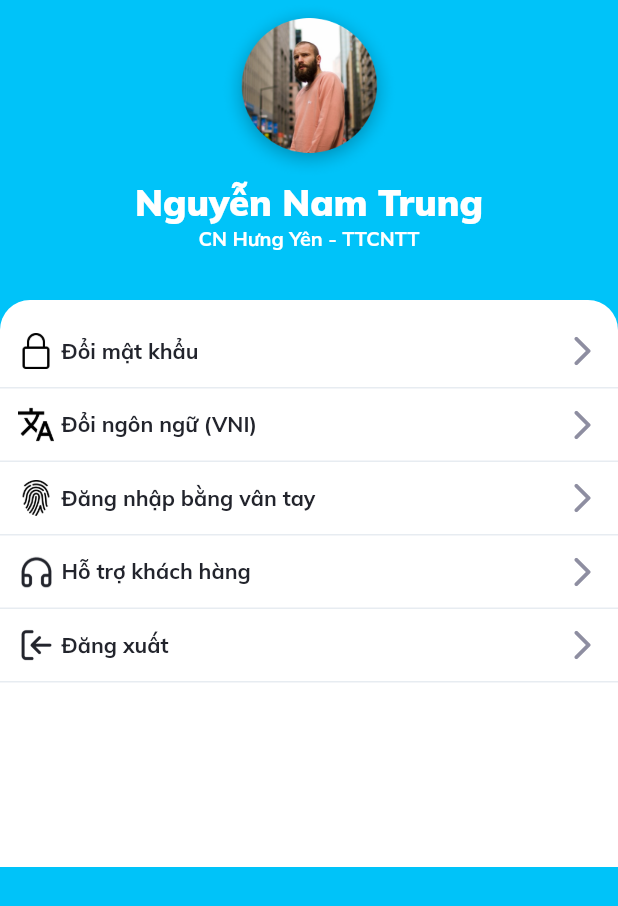
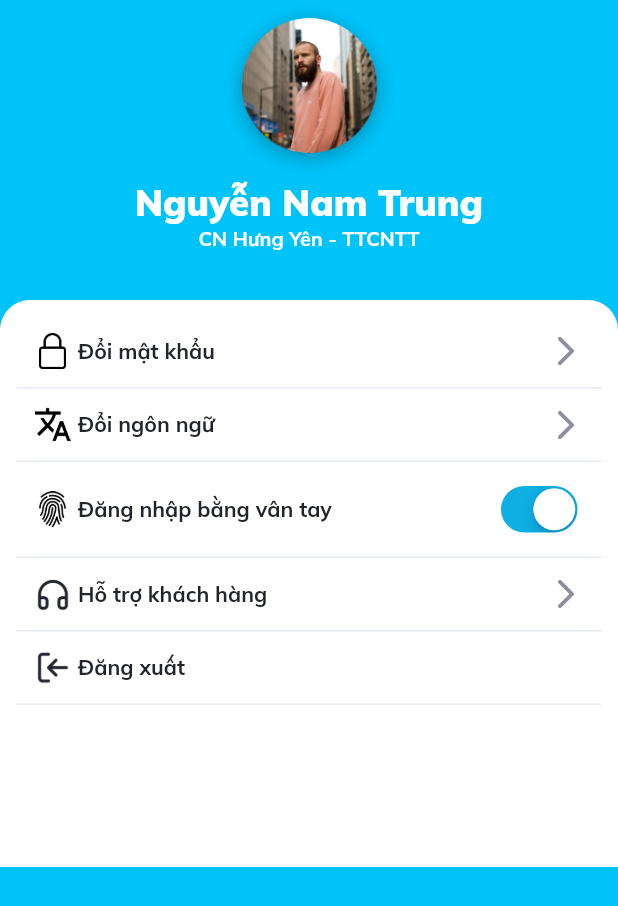
Before and after one commit to datpm99/training_getx, a Flutter app: the SettingView screen opened directly, on a phone screen of 412 x 824 dp. Shown: the top 906 px of the screen. Run offline on Flutter 3.47's test engine with Material 2 defaults, Android fonts, the phone set to English and light mode, and no system bars; our stand-ins replace auto_size_text, device_info_plus, dio, flutter_screenutil, get, get_storage and 3 more; missing offline and left inert: dart:html, just_the_tooltip; accounts and stored records are empty.

Commit message:
Upload Setting UI

```diff
--- a/lib/lang/en_us.dart
+++ b/lib/lang/en_us.dart
@@ -1,16 +1,27 @@
 const Map<String, String> langEn = {
-  'menu_contract':'Contract',
-  'menu_home':'Home',
-  'menu_setting':'Setting',
+  'menu_contract': 'Contract',
+  'menu_home': 'Home',
+  'menu_setting': 'Setting',
   'login': 'Login',
   'forgot_password': 'Forgot your password',
-  'reset_password' : 'Reset password',
+  'reset_password': 'Reset password',
   'enter_username': 'Enter your username',
   'enter_password': 'Enter your password',
-  'business' : 'Business',
+  'business': 'Business',
   'username': 'Username',
   'password': 'Password',
-  'enter_registered_email' : 'Enter your registered email',
+  'enter_registered_email': 'Enter your registered email',
+  'login_with_fingerprint': 'Login with fingerprint',
+  'change_password': 'Change password',
+  'change_language': 'Change language',
+  'assist_customer': 'Assist customer',
+  'logout': 'Logout',
+  'call_customer_service': 'Call for CS',
+  'mail_customer_service': 'Mail for CS',
+  'select_lang': 'Select Language',
+  'lang_vi': 'Vietnamese',
+  'lang_us': 'English',
+  'close': 'Close',
 
   //Message error.
   'msg_have_error': 'Something went wrong, please try again!',
--- a/lib/lang/vi_vn.dart
+++ b/lib/lang/vi_vn.dart
@@ -1,16 +1,27 @@
 const Map<String, String> langVi = {
-  'menu_contract':'Hợp Đồng',
-  'menu_home':'Tổng Quan',
-  'menu_setting':'Cài Đặt',
+  'menu_contract': 'Hợp Đồng',
+  'menu_home': 'Tổng Quan',
+  'menu_setting': 'Cài Đặt',
   'login': 'Đăng nhập',
   'forgot_password': 'Quên mật khẩu',
-  'reset_password' : 'Lấy lại mật khẩu',
+  'reset_password': 'Lấy lại mật khẩu',
   'enter_username': 'Nhập tên đăng nhập',
   'enter_password': 'Nhập mật khẩu',
-  'business' : 'Doanh nghiệp',
+  'business': 'Doanh nghiệp',
   'username': 'Tên đăng nhập',
   'password': 'Mật khẩu',
-  'enter_registered_email' : 'Nhập email đã đăng ký',
+  'enter_registered_email': 'Nhập email đã đăng ký',
+  'login_with_fingerprint': 'Đăng nhập bằng vân tay',
+  'change_password': 'Đổi mật khẩu',
+  'change_language': 'Đổi ngôn ngữ',
+  'assist_customer': 'Hỗ trợ khách hàng',
+  'logout': 'Đăng xuất',
+  'call_customer_service': 'Gọi cho CSKH',
+  'mail_customer_service': 'Gửi mail CSKH',
+  'select_lang': 'Chọn ngôn ngữ',
+  'lang_vi': 'Tiếng Việt',
+  'lang_us': 'Tiếng Anh',
+  'close': 'Đóng',
 
   //Message error.
   'msg_have_error': 'Đã có lỗi xảy ra, Vui lòng thử lại!',
--- a/lib/page/login/login_view.dart
+++ b/lib/page/login/login_view.dart
@@ -33,7 +33,6 @@ class LoginView extends GetView<LoginController> {
                   onPressed: controller.showSheetForgotPass,
                   child: Text(
                     'forgot_password'.tr,
-                    textAlign: TextAlign.end,
                     style: Styles.normalTextW600(
                       color: Styles.blue7,
                     ),
--- a/lib/page/setting/setting_view.dart
+++ b/lib/page/setting/setting_view.dart
@@ -1,8 +1,12 @@
 import 'package:flutter/material.dart';
 import 'package:training_getx/const/import_const.dart';
-import 'package:training_getx/page/setting/setting_option.dart';
+import 'package:training_getx/page/setting/widgets/setting_login_fingerprint.dart';
+import 'package:training_getx/page/setting/widgets/setting_logout.dart';
+import 'package:training_getx/page/setting/widgets/setting_option.dart';
+import 'package:get/get.dart';
+import 'package:training_getx/page/setting/setting_controller.dart';
 
-class SettingView extends StatelessWidget {
+class SettingView extends GetView<SettingController> {
   const SettingView({Key? key}) : super(key: key);
 
   @override
@@ -37,7 +41,7 @@ class SettingView extends StatelessWidget {
             const SizedBox(height: 32),
             Container(
               height: 378,
-              decoration: BoxDecoration(
+              decoration: const BoxDecoration(
                 borderRadius: BorderRadius.only(
                   topLeft: Radius.circular(20),
                   topRight: Radius.circular(20),
@@ -46,12 +50,23 @@ class SettingView extends StatelessWidget {
               ),
               child: Column(
                 children: [
-                  SizedBox(height: 10,),
-                  const SettingOption(settingName: 'Đổi mật khẩu', settingImage: 'assets/images/lock.png'),
-                  const SettingOption(settingName: 'Đổi ngôn ngữ (VNI)', settingImage: 'assets/images/translate.png'),
-                  const SettingOption(settingName: 'Đăng nhập bằng vân tay', settingImage: 'assets/images/biometrics.png'),
-                  const SettingOption(settingName: 'Hỗ trợ khách hàng', settingImage: 'assets/images/headphones.png'),
-                  const SettingOption(settingName: 'Đăng xuất', settingImage: 'assets/images/logout.png'),
+                  const SizedBox(height: 10),
+                  SettingOption(
+                    settingName: 'change_password',
+                    settingImage: 'assets/images/lock.png',
+                    onTap: () {},
+                  ),
+                  SettingOption(
+                    settingName: 'change_language',
+                    settingImage: 'assets/images/translate.png',
+                    onTap: controller.showLangDialog,
+                  ),
+                  const SettingFingerprint(),
+                  SettingOption(
+                      settingName: 'assist_customer',
+                      settingImage: 'assets/images/headphones.png',
+                      onTap: controller.showAssistCusDialog),
+                  const SettingLogout(),
                 ],
               ),
             ),
--- a/lib/page/setting/setting_option.dart
+++ b/lib/page/setting/widgets/setting_login_fingerprint.dart
@@ -1,17 +1,16 @@
+import 'package:flutter/cupertino.dart';
 import 'package:flutter/material.dart';
+import 'package:get/get.dart';
 import 'package:training_getx/const/import_const.dart';
+import 'package:training_getx/page/setting/setting_controller.dart';
 
-class SettingOption extends StatelessWidget {
-  const SettingOption(
-      {Key? key, required this.settingName, required this.settingImage})
-      : super(key: key);
-  final String settingName;
-  final String settingImage;
-  // final Widget settingButton;
+class SettingFingerprint extends GetView<SettingController> {
+  const SettingFingerprint({Key? key}) : super(key: key);
 
   @override
   Widget build(BuildContext context) {
     return Container(
+      width: Get.width,
       decoration: const BoxDecoration(
         border: Border(
           bottom: BorderSide(
@@ -25,20 +24,26 @@ class SettingOption extends StatelessWidget {
         child: Row(
           children: [
             Image.asset(
-              settingImage,
+              'assets/images/biometrics.png',
               height: 24,
               width: 24,
             ),
             const SizedBox(width: 5),
             Text(
-              settingName,
+              'login_with_fingerprint'.tr,
               style: Styles.normalTextW700(),
             ),
-            Spacer(),
-           const Icon(Icons.arrow_forward_ios_rounded, color: Styles.grey10, size: 24,),
+            const Spacer(),
+            Obx(
+              () => CupertinoSwitch(
+                activeColor: Styles.blue7,
+                value: controller.turnOn.value,
+                onChanged: (val) => controller.onChangedSwitch(),
+              ),
+            ),
           ],
         ),
       ),
-    );
+    ).pSymmetric(h: 11);
   }
 }
--- /dev/null
+++ b/lib/page/setting/widgets/setting_logout.dart
@@ -0,0 +1,40 @@
+import 'package:flutter/cupertino.dart';
+import 'package:flutter/material.dart';
+import 'package:get/get.dart';
+import 'package:training_getx/const/import_const.dart';
+
+class SettingLogout extends StatelessWidget {
+  const SettingLogout({Key? key}) : super(key: key);
+
+  @override
+  Widget build(BuildContext context) {
+    return Container(
+      width: Get.width,
+      decoration: const BoxDecoration(
+        border: Border(
+          bottom: BorderSide(
+            width: 1,
+            color: Styles.white2,
+          ),
+        ),
+      ),
+      child: Padding(
+        padding: const EdgeInsets.all(12.0),
+        child: Row(
+          children: [
+            Image.asset(
+              'assets/images/logout.png',
+              height: 24,
+              width: 24,
+            ),
+            const SizedBox(width: 5),
+            Text(
+              'logout'.tr,
+              style: Styles.normalTextW700(),
+            ),
+          ],
+        ),
+      ),
+    ).pSymmetric(h: 11);
+  }
+}
--- /dev/null
+++ b/lib/page/setting/widgets/setting_option.dart
@@ -0,0 +1,54 @@
+import 'package:flutter/material.dart';
+import 'package:get/get.dart';
+import 'package:training_getx/const/import_const.dart';
+import 'package:training_getx/page/setting/setting_controller.dart';
+
+class SettingOption extends GetView<SettingController> {
+  const SettingOption(
+      {Key? key, required this.settingName, required this.settingImage, required this.onTap})
+      : super(key: key);
+  final String settingName;
+  final String settingImage;
+  final VoidCallback onTap;
+
+  @override
+  Widget build(BuildContext context) {
+    return InkWell(
+      onTap: onTap,
+      child: Container(
+        width: Get.width,
+        decoration: const BoxDecoration(
+          border: Border(
+            bottom: BorderSide(
+              width: 1,
+              color: Styles.white2,
+            ),
+          ),
+        ),
+        child: Padding(
+          padding: const EdgeInsets.all(12.0),
+          child: Row(
+            children: [
+              Image.asset(
+                settingImage,
+                height: 24,
+                width: 24,
+              ),
+              const SizedBox(width: 5),
+              Text(
+                settingName.tr,
+                style: Styles.normalTextW700(),
+              ),
+              const Spacer(),
+              const Icon(
+                Icons.arrow_forward_ios_rounded,
+                color: Styles.grey10,
+                size: 24,
+              ),
+            ],
+          ),
+        ),
+      ).pSymmetric(h: 11),
+    );
+  }
+}
--- a/lib/widgets/dialogs/lang_dialog.dart
+++ b/lib/widgets/dialogs/lang_dialog.dart
@@ -40,7 +40,7 @@ class LangDialog extends StatelessWidget {
                 title: Row(
                   children: [
                     Image.asset('assets/icons/ic_flag_vn.png',
-                        width: 36.w, height: 24.h),
+                        width: 36.w, height: 36.h),
                     SizedBox(width: 20.w),
                     Text('lang_vi'.tr, style: Styles.smallTextW700()),
                   ],
@@ -58,7 +58,7 @@ class LangDialog extends StatelessWidget {
                 title: Row(
                   children: [
                     Image.asset('assets/icons/ic_flag_us.png',
-                        width: 36.w, height: 24.h),
+                        width: 36.w, height: 36.h),
                     SizedBox(width: 20.w),
                     Text('lang_us'.tr, style: Styles.smallTextW700()),
                   ],
@@ -72,7 +72,7 @@ class LangDialog extends StatelessWidget {
               height: 40,
               width: 130,
               onTap: () => Get.back(),
-              text: 'close',
+              text: 'close'.tr.toUpperCase(),
             ).pOnly(top: 20.h),
           ],
         ).p(15),
```
Also changed, not shown: lib/page/setting/setting_controller.dart (+40 -1 lines), lib/page/setting/widgets/assist_customer_dialog.dart (added, +102 -0 lines), assets/icons/ic_assist_cus_call.png (added), assets/icons/ic_assist_cus_mail.png (added), assets/icons/ic_flag_us.png (added), assets/icons/ic_flag_vn.png (added).
